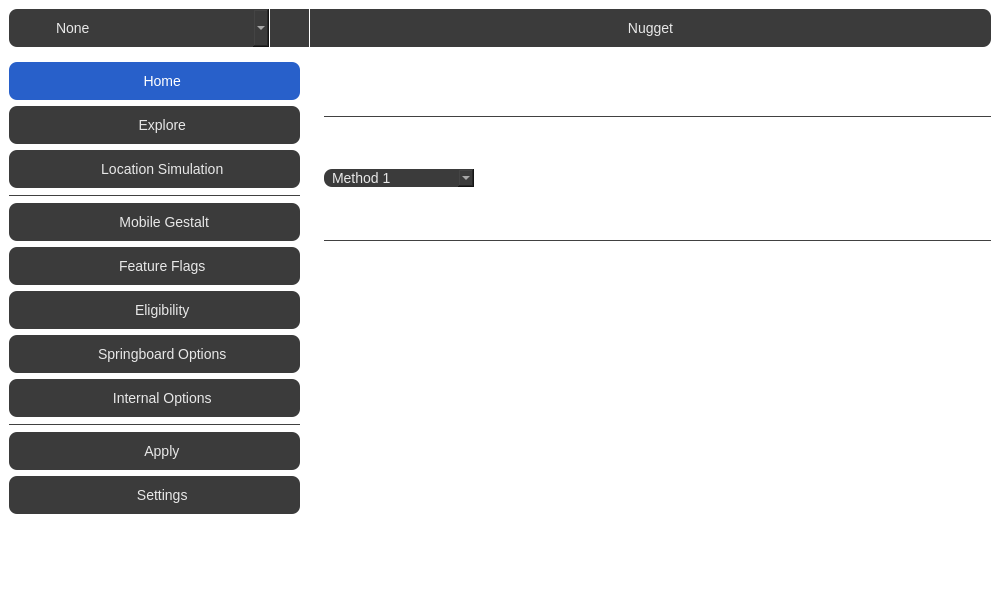
Above: qt/mainwindow.ui from LoveJessyChen/Nugget-iOS before the change. Below: the same form after it.
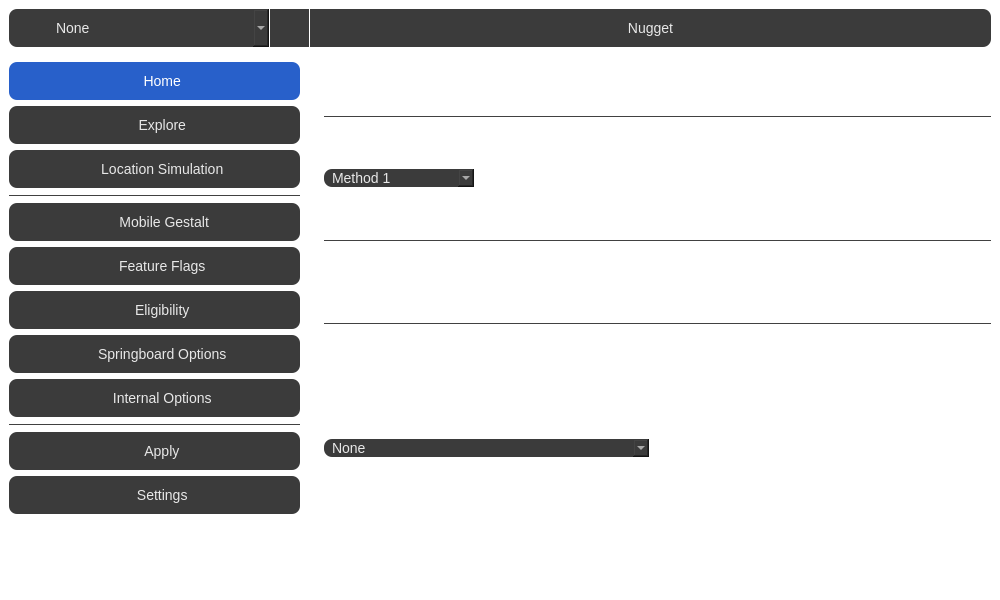
That is the form after the change. The open tabs and pages were chosen to show the change. Icons and pictures are not drawn.

Diff of the .ui file:
```diff
--- a/qt/mainwindow.ui
+++ b/qt/mainwindow.ui
@@ -2574,44 +2574,152 @@
                   </widget>
                  </item>
                  <item>
-                  <widget class="QLabel" name="languageLbl">
-                   <property name="text">
-                    <string>Language Code (not needed for English)</string>
-                   </property>
-                  </widget>
-                 </item>
-                 <item>
-                  <widget class="QLineEdit" name="languageTxt">
-                   <property name="placeholderText">
-                    <string>Language Code (i.e. en)</string>
-                   </property>
-                  </widget>
-                 </item>
-                 <item>
-                  <widget class="QLabel" name="aiInfoLabel">
-                   <property name="sizePolicy">
-                    <sizepolicy hsizetype="Preferred" vsizetype="Preferred">
-                     <horstretch>0</horstretch>
-                     <verstretch>0</verstretch>
-                    </sizepolicy>
-                   </property>
-                   <property name="text">
-                    <string>In order to download the AI model, you must spoof the device model. This will break Face ID until
+                  <widget class="QWidget" name="aiEnablerContent" native="true">
+                   <layout class="QVBoxLayout" name="verticalLayout_34">
+                    <property name="leftMargin">
+                     <number>0</number>
+                    </property>
+                    <property name="topMargin">
+                     <number>5</number>
+                    </property>
+                    <property name="rightMargin">
+                     <number>0</number>
+                    </property>
+                    <property name="bottomMargin">
+                     <number>5</number>
+                    </property>
+                    <item>
+                     <widget class="QLabel" name="languageLbl">
+                      <property name="text">
+                       <string>Language Code (not needed for English)</string>
+                      </property>
+                     </widget>
+                    </item>
+                    <item>
+                     <widget class="QLineEdit" name="languageTxt">
+                      <property name="placeholderText">
+                       <string>Language Code (i.e. en)</string>
+                      </property>
+                     </widget>
+                    </item>
+                    <item>
+                     <widget class="Line" name="line_21">
+                      <property name="styleSheet">
+                       <string notr="true">QFrame {
+	color: #414141;
+}</string>
+                      </property>
+                      <property name="frameShadow">
+                       <enum>QFrame::Plain</enum>
+                      </property>
+                      <property name="orientation">
+                       <enum>Qt::Horizontal</enum>
+                      </property>
+                     </widget>
+                    </item>
+                    <item>
+                     <widget class="QLabel" name="aiInfoLabel">
+                      <property name="sizePolicy">
+                       <sizepolicy hsizetype="Preferred" vsizetype="Preferred">
+                        <horstretch>0</horstretch>
+                        <verstretch>0</verstretch>
+                       </sizepolicy>
+                      </property>
+                      <property name="text">
+                       <string>In order to download the AI model, you must spoof the device model. This will break Face ID until
 you revert.
 
-Once the model has downloaded, disable &quot;Spoof Device Model&quot; and click the &quot;Apply Tweaks&quot;
+Once the model has downloaded, set &quot;Spoofed Device Model&quot; to &quot;None&quot; and click the &quot;Apply Tweaks&quot;
 button on the &quot;Apply&quot; page again to fix Face ID.</string>
-                   </property>
-                   <property name="textFormat">
-                    <enum>Qt::AutoText</enum>
-                   </property>
-                  </widget>
-                 </item>
-                 <item>
-                  <widget class="QCheckBox" name="spoofModelChk">
-                   <property name="text">
-                    <string>Spoof Device Model</string>
-                   </property>
+                      </property>
+                      <property name="textFormat">
+                       <enum>Qt::AutoText</enum>
+                      </property>
+                     </widget>
+                    </item>
+                    <item>
+                     <widget class="QLabel" name="label_8">
+                      <property name="text">
+                       <string>Spoofed Device Model</string>
+                      </property>
+                     </widget>
+                    </item>
+                    <item>
+                     <widget class="QComboBox" name="spoofedModelDrp">
+                      <property name="maximumSize">
+                       <size>
+                        <width>325</width>
+                        <height>16777215</height>
+                       </size>
+                      </property>
+                      <property name="styleSheet">
+                       <string notr="true">QComboBox {
+	background-color: #3b3b3b;
+    border: none;
+    color: #e8e8e8;
+    font-size: 14px;
+	padding-left: 8px;
+	border-radius: 8px;
+}
+
+QComboBox::drop-down {
+    image: url(:/icon/caret-down-fill.svg);
+	icon-size: 16px;
+    subcontrol-position: right center;
+	margin-right: 8px;
+}
+
+QComboBox QAbstractItemView {
+	background-color: #3b3b3b;
+    outline: none;
+	margin-top: 1px;
+}
+
+QComboBox QAbstractItemView::item {
+	background-color: #3b3b3b;
+	color: #e8e8e8;
+    padding-left: 8px;
+}
+
+QComboBox QAbstractItemView::item:hover {
+    background-color: #535353;
+    color: #ffffff;
+}</string>
+                      </property>
+                      <property name="currentText">
+                       <string>None</string>
+                      </property>
+                      <property name="currentIndex">
+                       <number>0</number>
+                      </property>
+                      <item>
+                       <property name="text">
+                        <string>None</string>
+                       </property>
+                      </item>
+                      <item>
+                       <property name="text">
+                        <string>iPhone16,2 (iPhone 15 Pro)</string>
+                       </property>
+                      </item>
+                      <item>
+                       <property name="text">
+                        <string>iPhone17,3 (iPhone 16 Pro)</string>
+                       </property>
+                      </item>
+                      <item>
+                       <property name="text">
+                        <string>iPhone17,4 (iPhone 16 Pro Max)</string>
+                       </property>
+                      </item>
+                      <item>
+                       <property name="text">
+                        <string>iPad16,3 (iPad Pro M4)</string>
+                       </property>
+                      </item>
+                     </widget>
+                    </item>
+                   </layout>
                   </widget>
                  </item>
                  <item>
```
Left out of the diff: 155 changed lines with no effect on the pictures.
